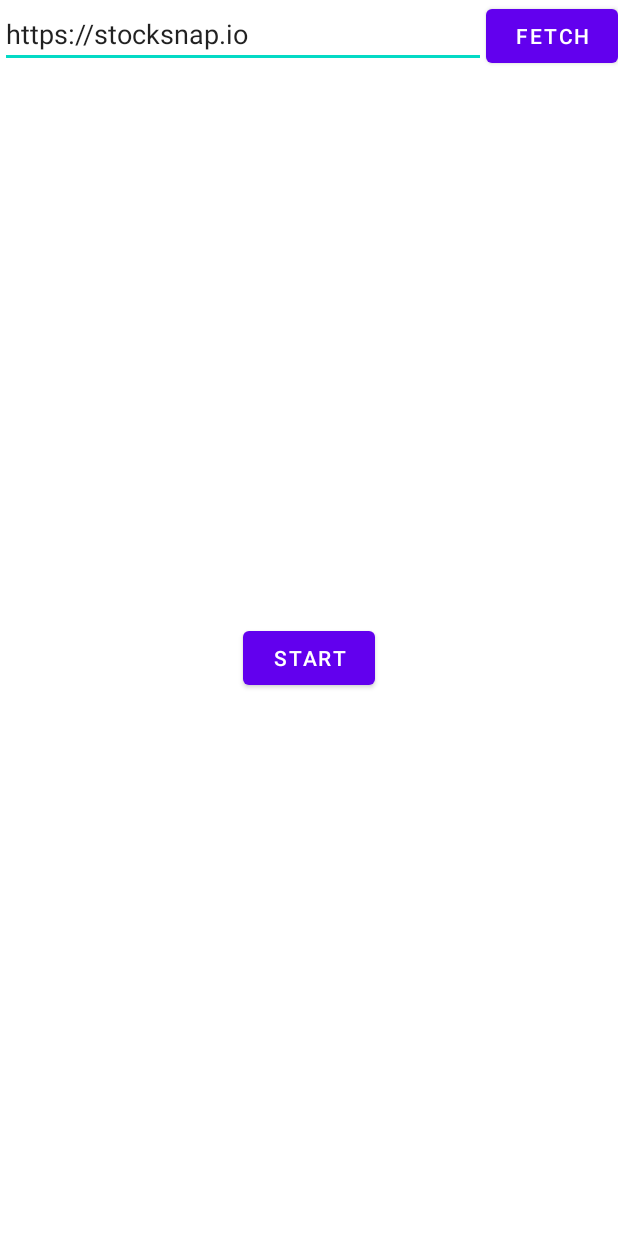
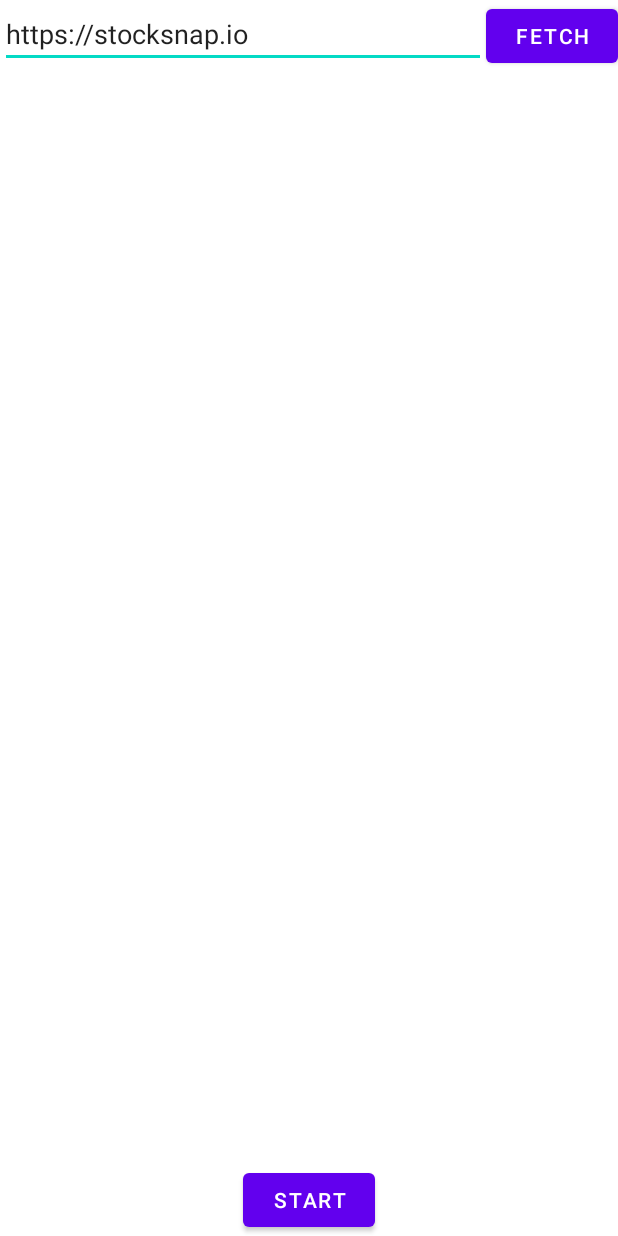
Before and after one commit to EmmanuelSoon/AndroidCA, an Android app: the layout activity_main.xml on its own in the app's theme, with its tools: preview values and no code run, on a phone screen of 412 x 824 dp. Run offline under Robolectric (Android 15) with nearby library versions, the phone set to English and light mode, and no system bars.

Commit message:
fixed start btn constraint

```diff
--- a/app/src/main/res/layout/activity_main.xml
+++ b/app/src/main/res/layout/activity_main.xml
@@ -36,6 +36,7 @@
         app:layout_constraintLeft_toLeftOf="parent"
         app:layout_constraintRight_toRightOf="parent"
         app:layout_constraintTop_toBottomOf="@id/editText"
+        app:layout_constraintBottom_toTopOf="@id/start_btn"
         app:columnCount="4"
         app:rowCount="5" >
 
```
